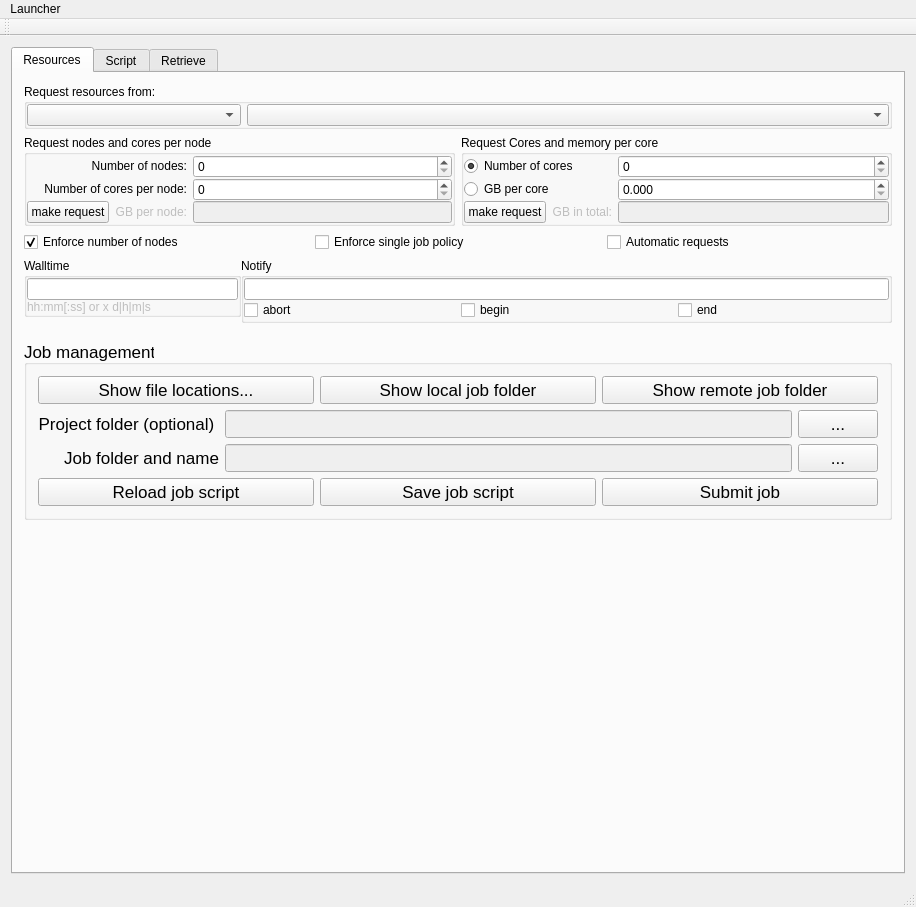
The window that Launcher/mainwindow.ui (hpcuantwerpen/Launcher) describes before a commit, drawn with Qt 5.
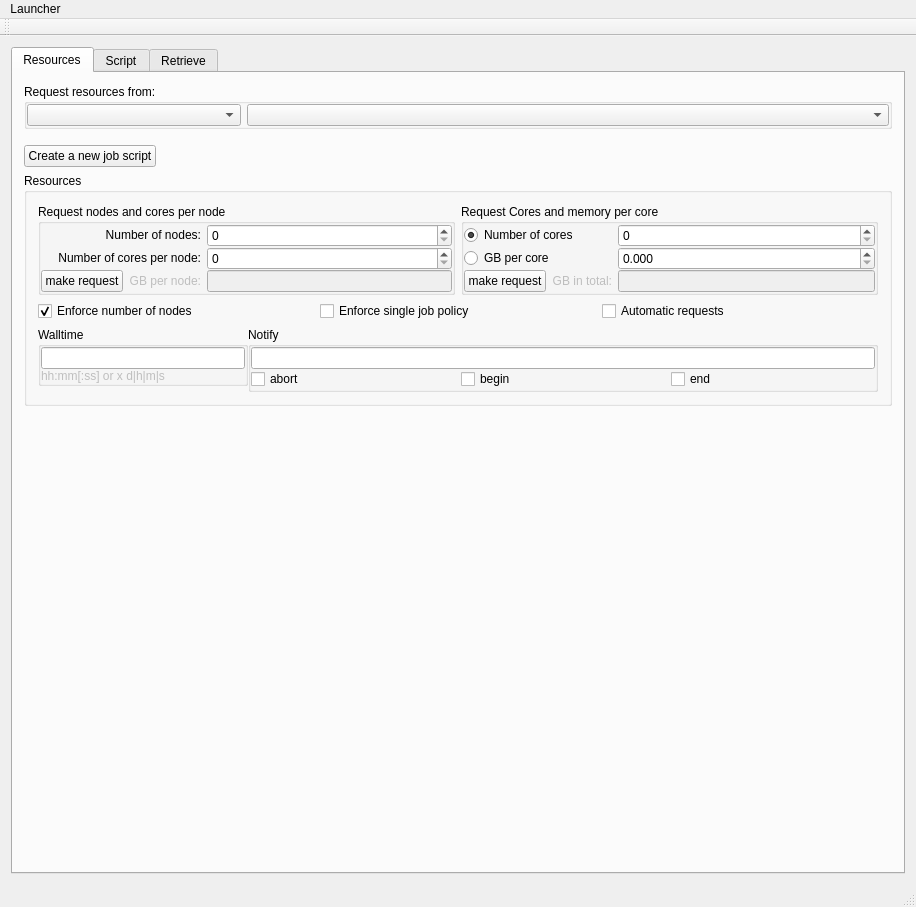
The same window after the commit.

Patch:
```diff
--- a/Launcher/mainwindow.ui
+++ b/Launcher/mainwindow.ui
@@ -93,6 +93,47 @@
          </widget>
         </item>
         <item>
+         <spacer name="verticalSpacer_5">
+          <property name="orientation">
+           <enum>Qt::Vertical</enum>
+          </property>
+          <property name="sizeType">
+           <enum>QSizePolicy::Minimum</enum>
+          </property>
+          <property name="sizeHint" stdset="0">
+           <size>
+            <width>20</width>
+            <height>10</height>
+           </size>
+          </property>
+         </spacer>
+        </item>
+        <item>
+         <widget class="QPushButton" name="wNewJobscriptButton">
+          <property name="sizePolicy">
+           <sizepolicy hsizetype="Fixed" vsizetype="Fixed">
+            <horstretch>0</horstretch>
+            <verstretch>0</verstretch>
+           </sizepolicy>
+          </property>
+          <property name="text">
+           <string>Create a new job script</string>
+          </property>
+         </widget>
+        </item>
+        <item>
+         <widget class="QGroupBox" name="wResourcesGroup">
+          <property name="sizePolicy">
+           <sizepolicy hsizetype="Expanding" vsizetype="Preferred">
+            <horstretch>1</horstretch>
+            <verstretch>0</verstretch>
+           </sizepolicy>
+          </property>
+          <property name="title">
+           <string>Resources</string>
+          </property>
+          <layout class="QVBoxLayout" name="verticalLayout_2">
+           <item>
          <layout class="QVBoxLayout" name="verticalLayout">
           <item>
            <layout class="QHBoxLayout" name="horizontalLayout">
@@ -306,8 +347,10 @@
             </item>
            </layout>
           </item>
+            </layout>
+           </item>
           <item>
-           <layout class="QHBoxLayout" name="horizontalLayout_8">
+            <layout class="QHBoxLayout" name="horizontalLayout_6">
             <item>
              <widget class="QCheckBox" name="wEnforceNNodes">
               <property name="text">
@@ -340,8 +383,6 @@
             </item>
            </layout>
           </item>
-         </layout>
-        </item>
         <item>
          <layout class="QHBoxLayout" name="horizontalLayout_3" stretch="1,0">
           <property name="spacing">
@@ -492,186 +533,10 @@
           </item>
          </layout>
         </item>
-        <item>
-         <spacer name="verticalSpacer_5">
-          <property name="orientation">
-           <enum>Qt::Vertical</enum>
-          </property>
-          <property name="sizeType">
-           <enum>QSizePolicy::Minimum</enum>
-          </property>
-          <property name="sizeHint" stdset="0">
-           <size>
-            <width>20</width>
-            <height>10</height>
-           </size>
-          </property>
-         </spacer>
-        </item>
-        <item>
-         <widget class="QGroupBox" name="wGroupJobManagement">
-          <property name="sizePolicy">
-           <sizepolicy hsizetype="Preferred" vsizetype="Preferred">
-            <horstretch>0</horstretch>
-            <verstretch>0</verstretch>
-           </sizepolicy>
-          </property>
-          <property name="font">
-           <font>
-            <pointsize>13</pointsize>
-           </font>
-          </property>
-          <property name="title">
-           <string>Job management</string>
-          </property>
-          <property name="alignment">
-           <set>Qt::AlignBottom|Qt::AlignLeading|Qt::AlignLeft</set>
-          </property>
-          <layout class="QVBoxLayout" name="verticalLayout_2">
-           <item>
-            <layout class="QHBoxLayout" name="horizontalLayout_6">
-             <item>
-              <widget class="QPushButton" name="wShowFilelocations">
-               <property name="text">
-                <string>Show file locations...</string>
-               </property>
-              </widget>
-             </item>
-             <item>
-              <widget class="QPushButton" name="wShowLocalJobFolder">
-               <property name="toolTip">
-                <string>&lt;html&gt;&lt;head/&gt;&lt;body&gt;&lt;p&gt;Open a &amp;quot;file manager&amp;quot; view on the local job folder. &lt;/p&gt;&lt;/body&gt;&lt;/html&gt;</string>
-               </property>
-               <property name="text">
-                <string>Show local job folder</string>
-               </property>
-              </widget>
-             </item>
-             <item>
-              <widget class="QPushButton" name="wShowRemoteJobFolder">
-               <property name="toolTip">
-                <string>&lt;html&gt;&lt;head/&gt;&lt;body&gt;&lt;p&gt;Open a view on the remote job folder.&lt;/p&gt;&lt;/body&gt;&lt;/html&gt;</string>
-               </property>
-               <property name="text">
-                <string>Show remote job folder</string>
-               </property>
-              </widget>
-             </item>
-            </layout>
-           </item>
-           <item>
-            <layout class="QGridLayout" name="gridLayout_5">
-             <item row="1" column="0">
-              <widget class="QLabel" name="label_9">
-               <property name="toolTip">
-                <string>&lt;html&gt;&lt;head/&gt;&lt;body&gt;&lt;p&gt;The &lt;span style=&quot; font-weight:600;&quot;&gt;project folder&lt;/span&gt; is optional. You can use it to organize jobs that belong to the same project. You must first create the project folder and then the jobs that belong to it. Note that you can reorganize your jobs (locally) outside launcher, using a file manager e.g. However, this breaks the link between the local job folder and the remote job folder and should be avoided except for jobs that are not yet submitted or already retrieved.&lt;/p&gt;&lt;/body&gt;&lt;/html&gt;</string>
-               </property>
-               <property name="text">
-                <string>Project folder (optional) </string>
-               </property>
-               <property name="alignment">
-                <set>Qt::AlignRight|Qt::AlignTrailing|Qt::AlignVCenter</set>
-               </property>
-              </widget>
-             </item>
-             <item row="2" column="0">
-              <widget class="QLabel" name="label_10">
-               <property name="toolTip">
-                <string>&lt;html&gt;&lt;head/&gt;&lt;body&gt;&lt;p&gt;The &lt;span style=&quot; font-weight:600;&quot;&gt;job folder &lt;/span&gt;coincides by design with the &lt;span style=&quot; font-weight:600;&quot;&gt;job name&lt;/span&gt; as defined by the PBS directive '#PBS -N &lt;span style=&quot; font-style:italic;&quot;&gt;jobname&lt;/span&gt;'.&lt;/p&gt;&lt;/body&gt;&lt;/html&gt;</string>
-               </property>
-               <property name="text">
-                <string>Job folder and name</string>
-               </property>
-               <property name="alignment">
-                <set>Qt::AlignRight|Qt::AlignTrailing|Qt::AlignVCenter</set>
-               </property>
-              </widget>
-             </item>
-             <item row="1" column="1">
-              <widget class="QLineEdit" name="wProjectFolder">
-               <property name="enabled">
-                <bool>false</bool>
-               </property>
-               <property name="alignment">
-                <set>Qt::AlignLeading|Qt::AlignLeft|Qt::AlignVCenter</set>
-               </property>
-              </widget>
-             </item>
-             <item row="1" column="2">
-              <widget class="QPushButton" name="wProjectFolderButton">
-               <property name="sizePolicy">
-                <sizepolicy hsizetype="Minimum" vsizetype="Fixed">
-                 <horstretch>0</horstretch>
-                 <verstretch>0</verstretch>
-                </sizepolicy>
-               </property>
-               <property name="toolTip">
-                <string>&lt;html&gt;&lt;head/&gt;&lt;body&gt;&lt;p&gt;Select an existing project folder ror create a new one. &lt;/p&gt;&lt;/body&gt;&lt;/html&gt;</string>
-               </property>
-               <property name="text">
-                <string>...</string>
-               </property>
-              </widget>
-             </item>
-             <item row="2" column="1">
-              <widget class="QLineEdit" name="wJobname">
-               <property name="enabled">
-                <bool>false</bool>
-               </property>
-               <property name="alignment">
-                <set>Qt::AlignLeading|Qt::AlignLeft|Qt::AlignVCenter</set>
-               </property>
-              </widget>
-             </item>
-             <item row="2" column="2">
-              <widget class="QPushButton" name="wJobnameButton">
-               <property name="font">
-                <font>
-                 <kerning>true</kerning>
-                </font>
-               </property>
-               <property name="toolTip">
-                <string>&lt;html&gt;&lt;head/&gt;&lt;body&gt;&lt;p&gt;Select an existing job folder or create a new one.&lt;/p&gt;&lt;/body&gt;&lt;/html&gt;</string>
-               </property>
-               <property name="text">
-                <string>...</string>
-               </property>
-               <property name="flat">
-                <bool>false</bool>
-               </property>
-              </widget>
-             </item>
-            </layout>
-           </item>
-           <item>
-            <layout class="QHBoxLayout" name="horizontalLayout_16">
-             <item>
-              <widget class="QPushButton" name="wReload">
-               <property name="text">
-                <string>Reload job script</string>
-               </property>
-              </widget>
-             </item>
-             <item>
-              <widget class="QPushButton" name="wSave">
-               <property name="toolTip">
-                <string>Save the current script locally</string>
-               </property>
-               <property name="text">
-                <string>Save job script</string>
-               </property>
-              </widget>
-             </item>
-             <item>
-              <widget class="QPushButton" name="wSubmit">
-               <property name="text">
-                <string>Submit job</string>
-               </property>
-              </widget>
-             </item>
-            </layout>
-           </item>
-          </layout>
+          </layout>
+          <zorder></zorder>
+          <zorder></zorder>
+          <zorder></zorder>
          </widget>
         </item>
         <item>
```
Left out of the diff: 89 changed lines with no effect on the pictures. Lines whose indentation alone changed are shown as unchanged.
